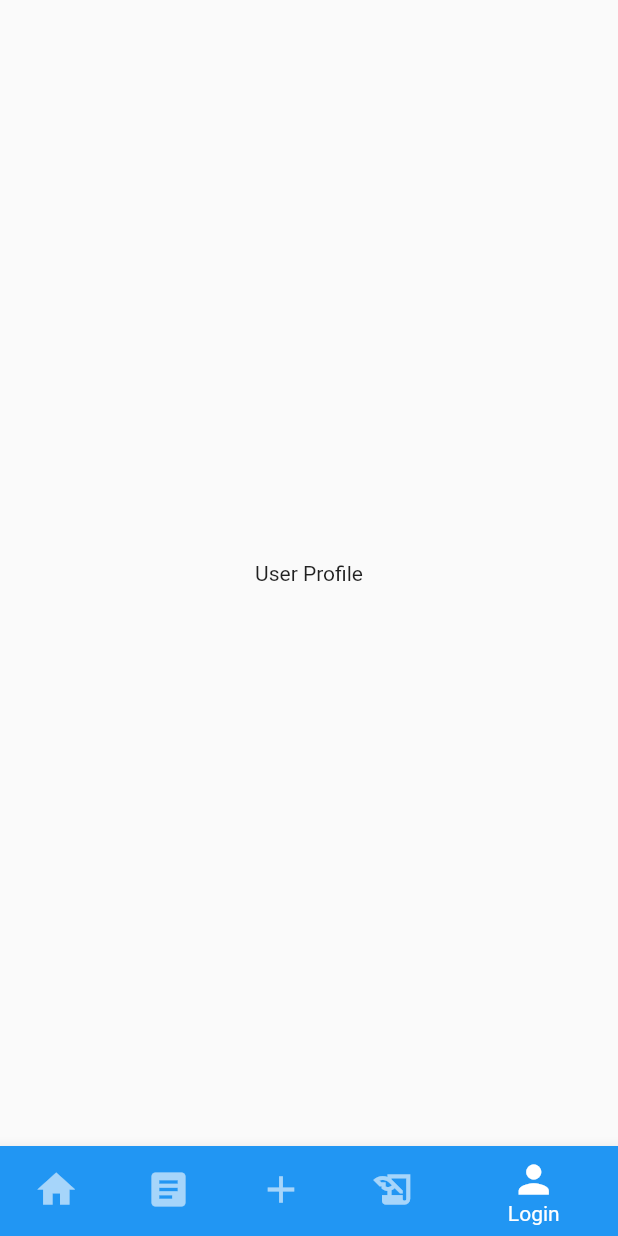
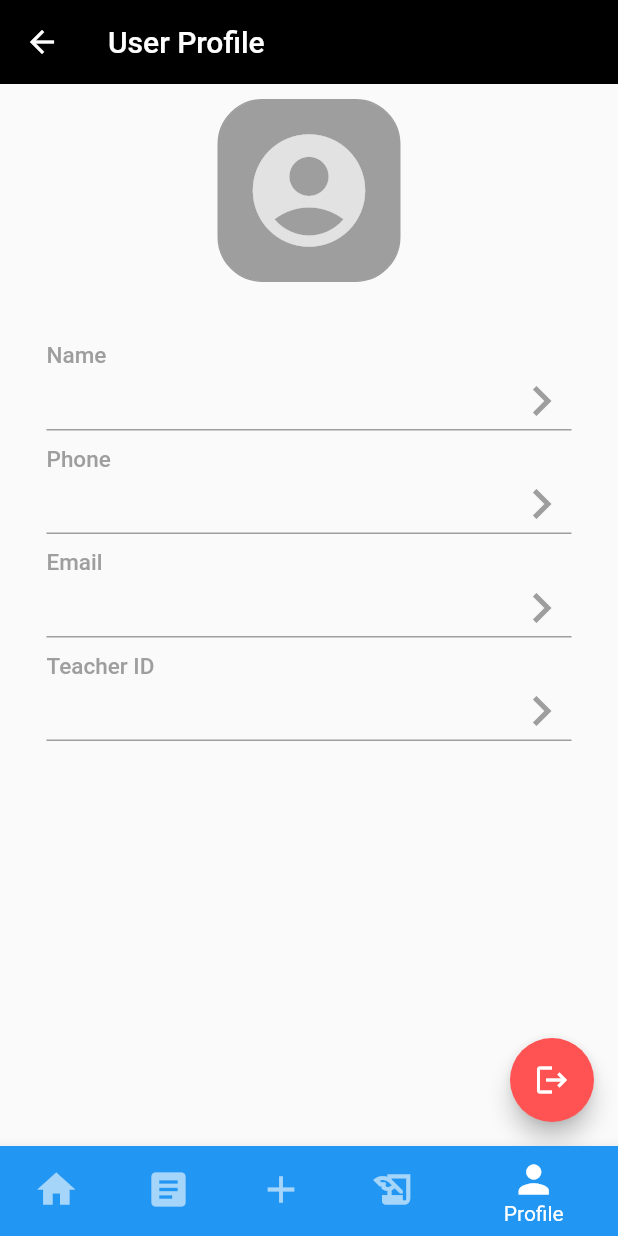
Before and after one commit to SmartShala/SmartShala_frontend-Flutter-, a Flutter app: the MainPage screen opened by its route, item 5 of the bottom bar chosen, on a phone screen of 412 x 824 dp. Run offline on Flutter 3.47's test engine with Material 2 defaults, Android fonts, the phone set to English and light mode, and no system bars; our stand-ins replace animated_splash_screen, camera, image_picker, shared_preferences; missing offline and left inert: edge_detection; accounts and stored records are empty; network calls fail.

Commit message:
feat: Implement user profile

```diff
--- /dev/null
+++ b/lib/api/getuser_api.dart
@@ -0,0 +1,22 @@
+import 'dart:convert';
+import 'dart:developer';
+import 'package:http/http.dart' as http;
+import '../models/user_model.dart';
+
+class GetUserApi {
+  Future<UserModel> getUser(String accessToken) async {
+    String url = "http://parikshana.smartshala.live/api/user/";
+    final response = await http.get(Uri.parse(url), headers: {
+      'Content-Type': 'application/json',
+      'Accept': 'application/json',
+      'Authorization': 'Bearer $accessToken',
+    });
+    log(response.body);
+    log(response.statusCode.toString());
+    if (response.statusCode == 200) {
+      return UserModel.fromJson(json.decode(response.body));
+    } else {
+      return UserModel.fromJson({});
+    }
+  }
+}
--- /dev/null
+++ b/lib/models/user_model.dart
@@ -0,0 +1,4 @@
+import 'register_model.dart';
+
+// Use the register response model as an alias for a user model
+typedef UserModel = RegisterResponseModel;
--- a/lib/views/addtest.dart
+++ b/lib/views/addtest.dart
@@ -3,29 +3,6 @@ import 'test_creation.dart';
 import '../models/testdetailsmodel.dart';
 import '../utils/padded_text.dart';
 import '../utils/api_func.dart';
-
-/*
-
-// test creation
-{
-  "name": "Test name (string)",
-  "description": "test description(string)",
-  "standard": 1-12(int),
-  "section": "A-K(string)",
-  "subject": "test subject(string)",
-  "topic": "test topic(string)",
-}
-
-// test data
-[
-  {
-    "question": "question statement(string)",
-    "opts": ["optionA", "optionB", "optionC", "optionD" (List of String)],
-    "correct": "A(string)"
-  }
-]
-
-*/
 
 /// Get the test details from the user and send to api;
 /// then display the test creation page
--- a/lib/views/login.dart
+++ b/lib/views/login.dart
@@ -1,9 +1,12 @@
+import 'dart:developer';
 import 'package:flutter/material.dart';
 import 'package:shared_preferences/shared_preferences.dart';
+import 'package:smart_shala/models/user_model.dart';
 import '../api/login_api.dart';
 import '../progress_hud.dart';
 import '../models/login_model.dart';
 import '../utils/validators.dart' as valid;
+import '../api/getuser_api.dart';
 
 /*
 
@@ -154,6 +157,7 @@ class _LoginViewState extends State<LoginView> {
               await SharedPreferences.getInstance();
           sharedPreferences.setString('access', value.access);
           sharedPreferences.setString('refresh', value.refresh);
+          _setUserDetails(value.access, sharedPreferences);
 
           if (!mounted) return;
           ScaffoldMessenger.of(context)
@@ -167,6 +171,18 @@ class _LoginViewState extends State<LoginView> {
     }
   }
 
+  void _setUserDetails(
+      String accessToken, SharedPreferences sharedPreferences) {
+    final GetUserApi getUserApi = GetUserApi();
+    getUserApi.getUser(accessToken).then((value) {
+      log('this is important ${value.name} ${value.email}');
+      sharedPreferences.setString('name', value.name ?? "null");
+      sharedPreferences.setInt('contact', value.contact!);
+      sharedPreferences.setString('email', value.email ?? "null");
+      sharedPreferences.setString('teacher_id', value.teacherId ?? "null");
+    });
+  }
+
   static InputDecoration _getDecor(String label) {
     return InputDecoration(
         fillColor: Colors.grey.shade100,
--- a/lib/views/main_view.dart
+++ b/lib/views/main_view.dart
@@ -57,7 +57,7 @@ class _MainPageState extends State<MainPage> {
             ),
             BottomNavigationBarItem(
               icon: Icon(Icons.person),
-              label: 'Login',
+              label: 'Profile',
               backgroundColor: Colors.blue,
             ),
           ],
--- a/lib/views/user_profile.dart
+++ b/lib/views/user_profile.dart
@@ -1,4 +1,5 @@
 import 'package:flutter/material.dart';
+import 'package:shared_preferences/shared_preferences.dart';
 
 class UserProfile extends StatefulWidget {
   const UserProfile({Key? key}) : super(key: key);
@@ -8,8 +9,118 @@ class UserProfile extends StatefulWidget {
 }
 
 class _UserProfileState extends State<UserProfile> {
+  String? _username;
+  int? _contact;
+  String? _email;
+  String? _teacherId;
+
+  @override
+  void initState() {
+    _getUserDetails();
+    super.initState();
+  }
+
+  void _getUserDetails() async {
+    SharedPreferences sharedPreferences = await SharedPreferences.getInstance();
+    setState(() {
+      _username = sharedPreferences.getString('name');
+      _contact = sharedPreferences.getInt('contact');
+      _email = sharedPreferences.getString('email');
+      _teacherId = sharedPreferences.getString('teacher_id');
+    });
+  }
+
   @override
   Widget build(BuildContext context) {
-    return const Center(child: Text('User Profile'));
+    return Scaffold(
+      floatingActionButton: FloatingActionButton(
+          onPressed: () {},
+          backgroundColor: Colors.redAccent,
+          child: IconButton(
+            onPressed: () {
+
+            },
+            icon: const Icon(Icons.logout),
+          )),
+      appBar: AppBar(
+        backgroundColor: Colors.black,
+        title: const Text('User Profile'),
+        elevation: 0,
+      ),
+      body: SingleChildScrollView(
+        child: Center(
+          child: Column(
+            children: [
+              const SizedBox(height: 10),
+              Container(
+                  padding: const EdgeInsets.all(15),
+                  decoration: BoxDecoration(
+                      color: Colors.grey,
+                      border: Border.all(
+                        color: Colors.grey,
+                      ),
+                      borderRadius: BorderRadius.circular(30)),
+                  // color: Colors.blue,
+                  child: const Icon(
+                    Icons.account_circle,
+                    color: Colors.white70,
+                    size: 90,
+                  )),
+              const SizedBox(
+                height: 40,
+              ),
+              _buildUserInfoDisplay(_username, 'Name'),
+              _buildUserInfoDisplay(_contact?.toString(), 'Phone'),
+              _buildUserInfoDisplay(_email, 'Email'),
+              _buildUserInfoDisplay(_teacherId, 'Teacher ID'),
+            ],
+          ),
+        ),
+      ),
+    );
   }
+
+  // Widget builds the display item with the proper
+  // formatting to display the user's info
+  Widget _buildUserInfoDisplay(String? getValue, String title) => Padding(
+      padding: const EdgeInsets.only(bottom: 10),
+      child: Column(
+        crossAxisAlignment: CrossAxisAlignment.start,
+        children: [
+          Text(
+            title,
+            style: const TextStyle(
+              fontSize: 15,
+              fontWeight: FontWeight.w500,
+              color: Colors.grey,
+            ),
+          ),
+          const SizedBox(
+            height: 1,
+          ),
+          Container(
+              width: 350,
+              height: 40,
+              decoration: const BoxDecoration(
+                  border: Border(
+                      bottom: BorderSide(
+                color: Colors.grey,
+                width: 1,
+              ))),
+              child: Row(children: [
+                Expanded(
+                    child: TextButton(
+                        onPressed: () {},
+                        child: Text(
+                          getValue ?? "",
+                          style: const TextStyle(fontSize: 16, height: 1.4),
+                        ))),
+                const Icon(
+                  Icons.keyboard_arrow_right,
+                  color: Colors.grey,
+                  size: 40.0,
+                )
+              ]))
+        ],
+      ));
 }
```
Also changed, not shown: lib/models/register_model.dart (+5 -5 lines).
